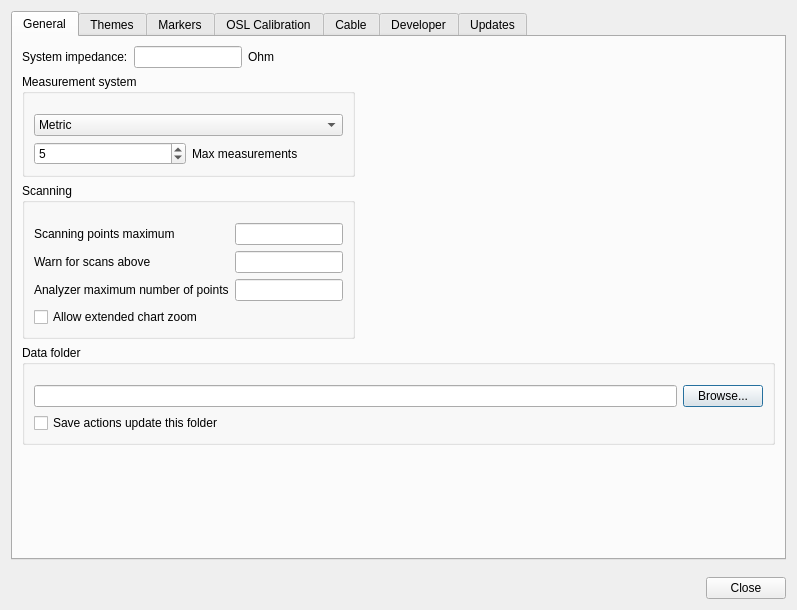
The window that src/settings.ui (kc5cd/AntScopeZ) describes before a commit, drawn with Qt 5.
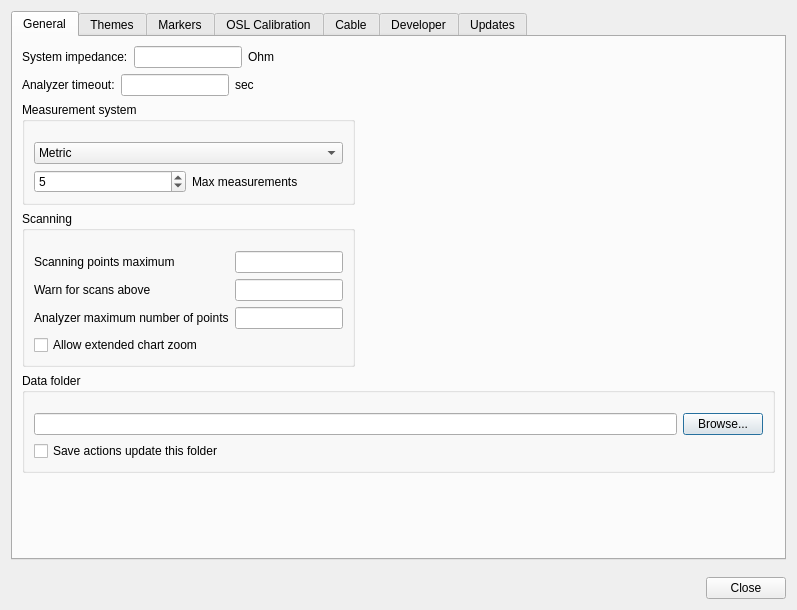
The same window after the commit. The open tabs and pages were chosen to show the change. Custom widgets are drawn as their Qt base class.

Commit message: Analyzer error dialog, scan-timeout watchdog, and stop/cancel fixes

```diff
--- a/src/settings.ui
+++ b/src/settings.ui
@@ -90,6 +90,56 @@
              </item>
             </layout>
            </item>
+           <item>
+            <layout class="QHBoxLayout" name="horizontalLayout_analyzerTimeout">
+             <item>
+              <widget class="QLabel" name="label_analyzerTimeout">
+               <property name="toolTip">
+                <string>How long a scan can go without receiving any data before it's treated as failed (device unreachable, or busy -- held open by another program or another AntScopeZ window).</string>
+               </property>
+               <property name="text">
+                <string>Analyzer timeout:</string>
+               </property>
+              </widget>
+             </item>
+             <item>
+              <widget class="QLineEdit" name="lineEdit_analyzerTimeout">
+               <property name="toolTip">
+                <string>How long a scan can go without receiving any data before it's treated as failed (device unreachable, or busy -- held open by another program or another AntScopeZ window).</string>
+               </property>
+               <property name="sizePolicy">
+                <sizepolicy hsizetype="Preferred" vsizetype="Fixed">
+                 <horstretch>0</horstretch>
+                 <verstretch>0</verstretch>
+                </sizepolicy>
+               </property>
+               <property name="maxLength">
+                <number>3</number>
+               </property>
+              </widget>
+             </item>
+             <item>
+              <widget class="QLabel" name="label_analyzerTimeoutUnit">
+               <property name="text">
+                <string>sec</string>
+               </property>
+              </widget>
+             </item>
+             <item>
+              <spacer name="horizontalSpacer_analyzerTimeout">
+               <property name="orientation">
+                <enum>Qt::Orientation::Horizontal</enum>
+               </property>
+               <property name="sizeHint" stdset="0">
+                <size>
+                 <width>40</width>
+                 <height>20</height>
+                </size>
+               </property>
+              </spacer>
+             </item>
+            </layout>
+           </item>
            <item>
             <widget class="QGroupBox" name="groupBox_7">
              <property name="title">
```
Left out of the diff: 36 changed lines with no effect on the pictures. The commit also changes 18 other files.
